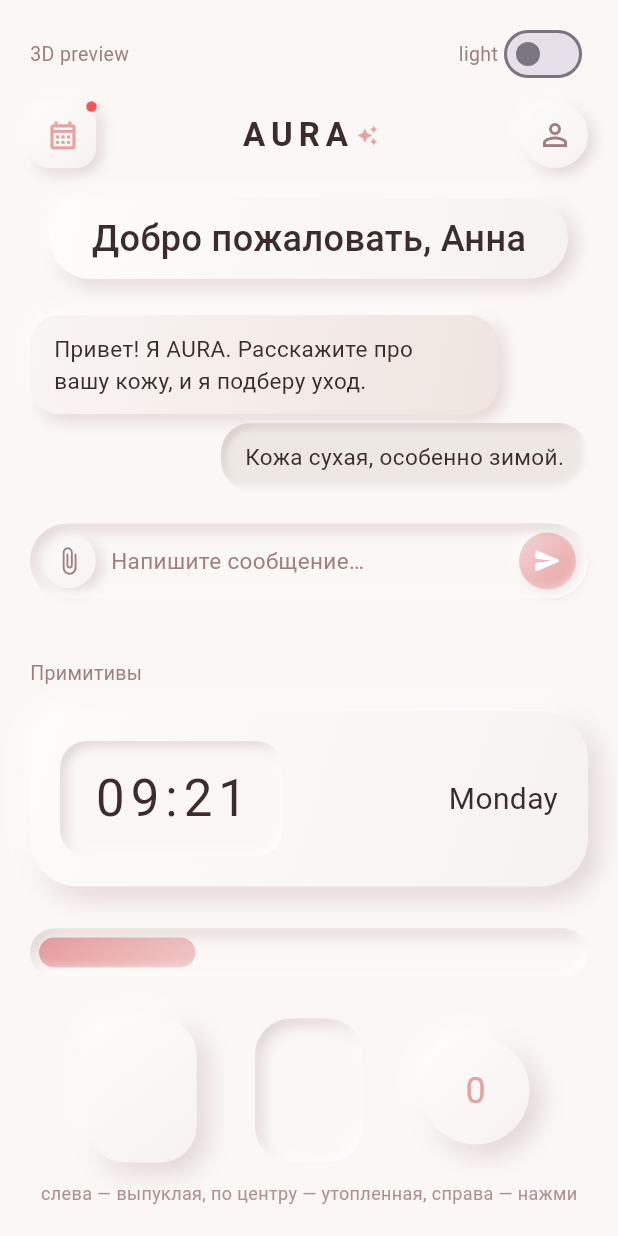
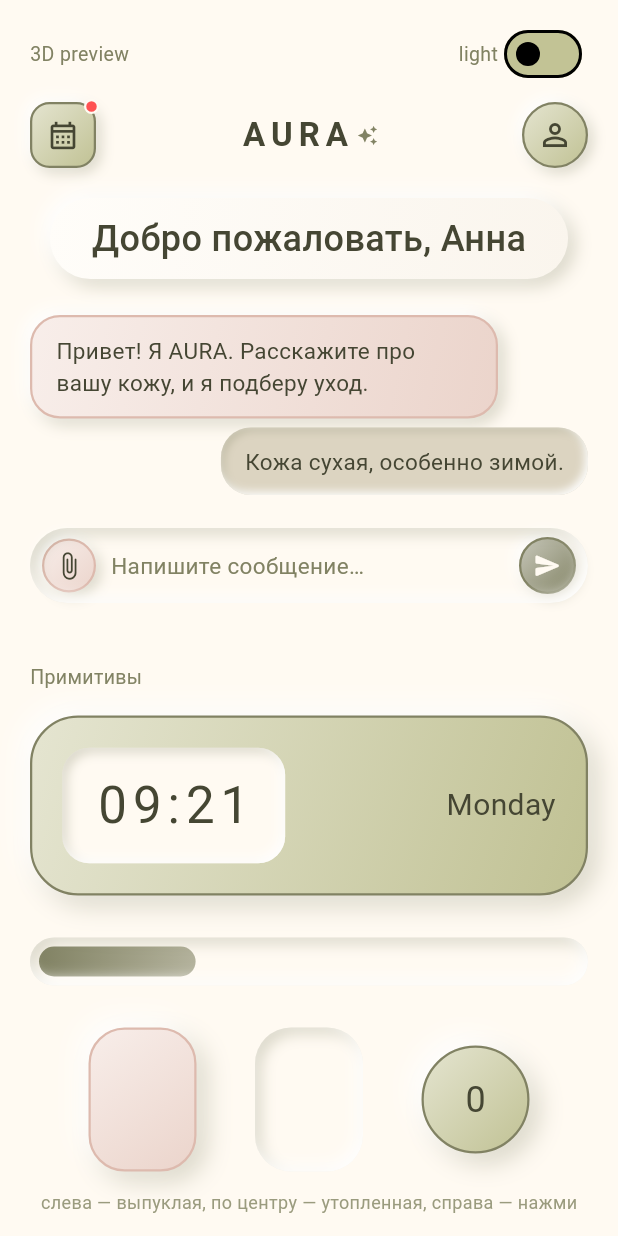
Before and after one commit to ShumakOFF46/Mind-mobile, a Flutter app: the _NeuPreviewPage screen opened directly with empty values, on a phone screen of 412 x 824 dp. Run offline on Flutter 3.47's test engine with Material 3 defaults, Android fonts, the phone set to English and light mode, and no system bars; Roboto replaces fonts that are missing (CormorantGaramond).

Commit message:
feat: dietitian palette (coconut/peach/avocado/savory/blush), unique app id ru.vibebit.aura_mind, AURA Mind label, launcher icon, contours in neu widgets

```diff
--- a/lib/core/neu/neu_button.dart
+++ b/lib/core/neu/neu_button.dart
@@ -12,6 +12,7 @@
   final bool circle;
   final Color? color;
   final double intensity;
+  final Color? borderColor;
 
   const NeuButton({
     super.key,
@@ -23,6 +24,7 @@
     this.circle = false,
     this.color,
     this.intensity = 0.5,
+    this.borderColor,
   });
 
   @override
@@ -53,6 +55,7 @@
         circle: widget.circle,
         color: widget.color,
         intensity: widget.intensity,
+        borderColor: widget.borderColor,
         child: Center(child: widget.child),
       ),
     );
--- a/lib/core/neu/neu_surface.dart
+++ b/lib/core/neu/neu_surface.dart
@@ -25,6 +25,10 @@
   final Color? color;
   final double intensity;
 
+  /// Контур поверхности (по палитре: savory на зелёном, blush на розовом).
+  final Color? borderColor;
+  final double borderWidth;
+
   const NeuSurface({
     super.key,
     this.child,
@@ -36,6 +40,8 @@
     this.height,
     this.color,
     this.intensity = 1.0,
+    this.borderColor,
+    this.borderWidth = 1.5,
   });
 
   @override
@@ -46,6 +52,9 @@
     final b = n.blur * intensity;
     final borderRadius = circle ? null : BorderRadius.circular(radius);
     final shape = circle ? BoxShape.circle : BoxShape.rectangle;
+    final border = borderColor == null
+        ? null
+        : Border.all(color: borderColor!, width: borderWidth);
 
     if (depth == NeuDepth.inset) {
       return CustomPaint(
@@ -65,6 +74,7 @@
             color: fill,
             shape: shape,
             borderRadius: borderRadius,
+            border: border,
           ),
           child: child,
         ),
@@ -81,6 +91,7 @@
       decoration: BoxDecoration(
         shape: shape,
         borderRadius: borderRadius,
+        border: border,
         gradient: LinearGradient(
           begin: Alignment.topLeft,
           end: Alignment.bottomRight,
--- a/lib/core/theme.dart
+++ b/lib/core/theme.dart
@@ -1,39 +1,55 @@
 import 'package:flutter/material.dart';
 
-// ─── Токены цветов AURA ───────────────────────────────────
+// ─── Токены цветов AURA Mind ──────────────────────────────
 //
-// Light                          Dark
-// bg         #FAF7F5             #1C1414
-// aiBubble   #F2E8E4             #2A1F1F
-// userBubble #EDE8E3             #241D1D
-// surface    #FFFFFF             #221818
-// accent     #E8A0A0             #E8A0A0  (неизменный)
-// textDark   #3D2C2C             #F5EDE8
-// textSub    #9E7E7E             #8A7070
-// hint       #B09090             #6A5555
+// Палитра «Dietitian» (референс от заказчика):
+//   coconut cream   #FFFAF2   фон
+//   honey oatmilk   #F6EAD4   (резерв)
+//   oat latte       #DCD4C1   сообщения пользователя
+//   peach protein   #EFD7CF   сообщения AURA
+//   blush beet      #DDBAAE   контур на розовом
+//   avocado smoothie#C2C395   плашки / карточки
+//   savory sage     #818263   акцент, контур на зелёном
+//
+// Light: bg=coconut, aiBubble=peach, userBubble=oat, surface=avocado.
+// ⚠ textDark (#454633) и hint (#9A9B7E) — производные от savory sage
+//   (в палитре нет тёмного цвета для основного текста). Dark-схема тоже
+//   производная: в референсе тёмной темы нет.
 
 class AuraColors {
   const AuraColors._();
 
-  static const accent     = Color(0xFFE8A0A0);
+  // Палитра
+  static const coconutCream    = Color(0xFFFFFAF2);
+  static const honeyOatmilk    = Color(0xFFF6EAD4);
+  static const oatLatte        = Color(0xFFDCD4C1);
+  static const peachProtein    = Color(0xFFEFD7CF);
+  static const blushBeet       = Color(0xFFDDBAAE);
+  static const avocadoSmoothie = Color(0xFFC2C395);
+  static const savorySage      = Color(0xFF818263);
+
+  // Общие
+  static const accent       = savorySage;
+  static const strokeGreen  = savorySage; // контур кнопок/плашек на зелёном
+  static const strokePink   = blushBeet;  // контур кнопок/плашек на розовом
 
   // Light
-  static const lightBg         = Color(0xFFFAF7F5);
-  static const lightAiBubble   = Color(0xFFF2E8E4);
-  static const lightUserBubble = Color(0xFFEDE8E3);
-  static const lightSurface    = Color(0xFFFFFFFF);
-  static const lightTextDark   = Color(0xFF3D2C2C);
-  static const lightTextSub    = Color(0xFF9E7E7E);
-  static const lightHint       = Color(0xFFB09090);
+  static const lightBg         = coconutCream;
+  static const lightAiBubble   = peachProtein;
+  static const lightUserBubble = oatLatte;
+  static const lightSurface    = avocadoSmoothie;
+  static const lightTextDark   = Color(0xFF454633);
+  static const lightTextSub    = savorySage;
+  static const lightHint       = Color(0xFF9A9B7E);
 
-  // Dark
-  static const darkBg          = Color(0xFF1C1414);
-  static const darkAiBubble    = Color(0xFF2A1F1F);
-  static const darkUserBubble  = Color(0xFF241D1D);
-  static const darkSurface     = Color(0xFF221818);
-  static const darkTextDark    = Color(0xFFF5EDE8);
-  static const darkTextSub     = Color(0xFF8A7070);
-  static const darkHint        = Color(0xFF6A5555);
+  // Dark (производная от палитры)
+  static const darkBg          = Color(0xFF23241B);
+  static const darkAiBubble    = Color(0xFF3A2F2B);
+  static const darkUserBubble  = Color(0xFF2F3025);
+  static const darkSurface     = Color(0xFF3B3C2C);
+  static const darkTextDark    = honeyOatmilk;
+  static const darkTextSub     = avocadoSmoothie;
+  static const darkHint        = savorySage;
 }
 
 // ─── Расширение контекста — удобный доступ ────────────────
@@ -53,26 +69,32 @@
   final Color textSub;
   final Color hint;
   final Color accent;
+  final Color strokeGreen;
+  final Color strokePink;
 
   const AuraColorScheme.light()
-      : bg         = AuraColors.lightBg,
-        aiBubble   = AuraColors.lightAiBubble,
-        userBubble = AuraColors.lightUserBubble,
-        surface    = AuraColors.lightSurface,
-        textDark   = AuraColors.lightTextDark,
-        textSub    = AuraColors.lightTextSub,
-        hint       = AuraColors.lightHint,
-        accent     = AuraColors.accent;
+      : bg          = AuraColors.lightBg,
+        aiBubble    = AuraColors.lightAiBubble,
+        userBubble  = AuraColors.lightUserBubble,
+        surface     = AuraColors.lightSurface,
+        textDark    = AuraColors.lightTextDark,
+        textSub     = AuraColors.lightTextSub,
+        hint        = AuraColors.lightHint,
+        accent      = AuraColors.accent,
+        strokeGreen = AuraColors.strokeGreen,
+        strokePink  = AuraColors.strokePink;
 
   const AuraColorScheme.dark()
-      : bg         = AuraColors.darkBg,
-        aiBubble   = AuraColors.darkAiBubble,
-        userBubble = AuraColors.darkUserBubble,
-        surface    = AuraColors.darkSurface,
-        textDark   = AuraColors.darkTextDark,
-        textSub    = AuraColors.darkTextSub,
-        hint       = AuraColors.darkHint,
-        accent     = AuraColors.accent;
+      : bg          = AuraColors.darkBg,
+        aiBubble    = AuraColors.darkAiBubble,
+        userBubble  = AuraColors.darkUserBubble,
+        surface     = AuraColors.darkSurface,
+        textDark    = AuraColors.darkTextDark,
+        textSub     = AuraColors.darkTextSub,
+        hint        = AuraColors.darkHint,
+        accent      = AuraColors.avocadoSmoothie,
+        strokeGreen = AuraColors.strokeGreen,
+        strokePink  = AuraColors.strokePink;
 }
 
 // ─── ThemeData ────────────────────────────────────────────
--- a/lib/debug/neu_preview/neu_preview_sections.dart
+++ b/lib/debug/neu_preview/neu_preview_sections.dart
@@ -40,6 +40,7 @@
               text: 'Привет! Я AURA. Расскажите про вашу кожу, и я подберу уход.',
               color: c.aiBubble,
               depth: NeuDepth.raised,
+              borderColor: c.strokePink,
             ),
           ),
         ),
@@ -77,8 +78,10 @@
               width: 44,
               height: 44,
               radius: 13,
+              color: c.surface,
+              borderColor: c.strokeGreen,
               onTap: () {},
-              child: Icon(Icons.calendar_month_outlined, color: c.accent, size: 22),
+              child: Icon(Icons.calendar_month_outlined, color: c.textDark, size: 22),
             ),
             Positioned(
               top: -2,
@@ -111,8 +114,10 @@
           circle: true,
           width: 44,
           height: 44,
+          color: c.surface,
+          borderColor: c.strokeGreen,
           onTap: () {},
-          child: Icon(Icons.person_outline, color: c.textSub, size: 24),
+          child: Icon(Icons.person_outline, color: c.textDark, size: 24),
         ),
       ],
     );
@@ -123,8 +128,14 @@
   final String text;
   final Color color;
   final NeuDepth depth;
+  final Color? borderColor;
 
-  const _Bubble({required this.text, required this.color, required this.depth});
+  const _Bubble({
+    required this.text,
+    required this.color,
+    required this.depth,
+    this.borderColor,
+  });
 
   @override
   Widget build(BuildContext context) {
@@ -133,6 +144,7 @@
       radius: 20,
       intensity: 0.6,
       color: color,
+      borderColor: borderColor,
       padding: const EdgeInsets.symmetric(horizontal: 16, vertical: 12),
       child: Text(text,
           style: TextStyle(color: context.aura.textDark, fontSize: 15, height: 1.4)),
@@ -156,8 +168,10 @@
             circle: true,
             width: 36,
             height: 36,
+            color: c.aiBubble,
+            borderColor: c.strokePink,
             onTap: () {},
-            child: Icon(Icons.attach_file_rounded, color: c.textSub, size: 20),
+            child: Icon(Icons.attach_file_rounded, color: c.textDark, size: 20),
           ),
           const SizedBox(width: 10),
           Expanded(
@@ -169,8 +183,9 @@
             width: 38,
             height: 38,
             color: c.accent,
+            borderColor: c.strokeGreen,
             onTap: () {},
-            child: const Icon(Icons.send_rounded, color: Colors.white, size: 19),
+            child: Icon(Icons.send_rounded, color: c.bg, size: 19),
           ),
         ],
       ),
@@ -199,6 +214,8 @@
         const SizedBox(height: 16),
         NeuSurface(
           radius: 32,
+          color: c.surface,
+          borderColor: c.strokeGreen,
           padding: const EdgeInsets.all(20),
           child: Row(
             children: [
@@ -240,15 +257,17 @@
         Row(
           mainAxisAlignment: MainAxisAlignment.spaceEvenly,
           children: [
-            const NeuSurface(radius: 24, width: 72, height: 96),
+            NeuSurface(radius: 24, width: 72, height: 96, color: c.aiBubble, borderColor: c.strokePink),
             const NeuSurface(depth: NeuDepth.inset, radius: 24, width: 72, height: 96),
             NeuButton(
               circle: true,
               width: 72,
               height: 72,
               intensity: 1,
+              color: c.surface,
+              borderColor: c.strokeGreen,
               onTap: () => setState(() => _taps++),
-              child: Text('$_taps', style: TextStyle(color: c.accent, fontSize: 24)),
+              child: Text('$_taps', style: TextStyle(color: c.textDark, fontSize: 24)),
             ),
           ],
         ),
--- a/lib/main.dart
+++ b/lib/main.dart
@@ -1,4 +1,5 @@
 import 'package:flutter/material.dart';
+import 'core/theme.dart';
 
 void main() {
   runApp(const AuraMindApp());
@@ -15,7 +16,8 @@
   Widget build(BuildContext context) {
     return MaterialApp(
       title: 'AURA Mind',
-      theme: ThemeData(useMaterial3: true, colorSchemeSeed: Colors.deepPurple),
+      theme: AppTheme.light,
+      darkTheme: AppTheme.dark,
       home: const Scaffold(
         body: Center(
           child: Text('AURA Mind — в разработке'),
```
Also changed, not shown: pubspec.yaml (+8 -3 lines), assets/icon/app_icon.png (added), assets/icon/app_icon_foreground.png (added), 4 other files.
